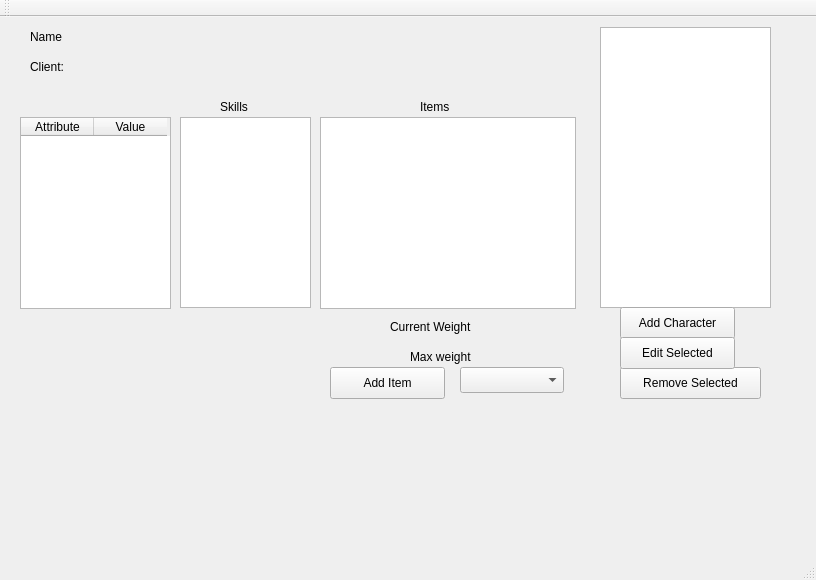
Old version of the form Server/serverwindow.ui in the repository ROLL-E/roll-e.
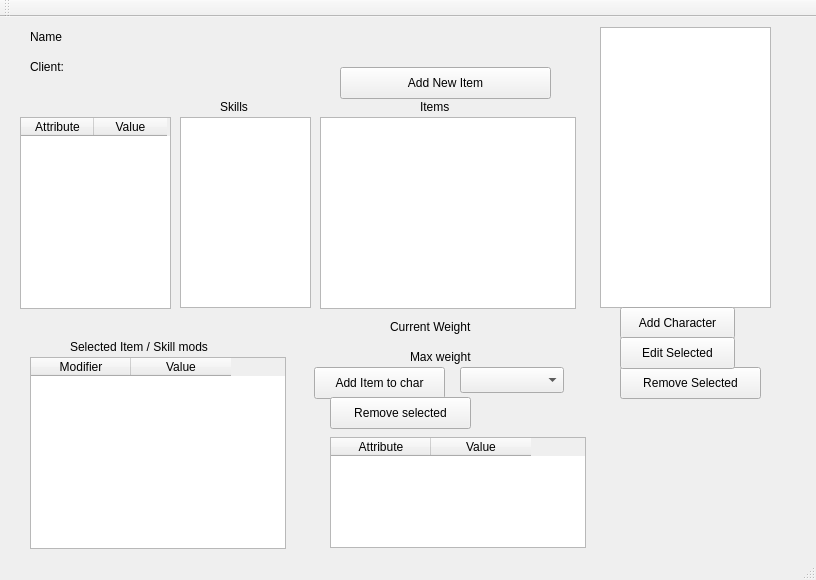
New version of the form.

```diff
--- a/Server/serverwindow.ui
+++ b/Server/serverwindow.ui
@@ -249,14 +249,93 @@
    <widget class="QPushButton" name="pushButton">
     <property name="geometry">
      <rect>
-      <x>330</x>
+      <x>314</x>
       <y>350</y>
-      <width>115</width>
+      <width>131</width>
       <height>32</height>
      </rect>
     </property>
     <property name="text">
-     <string>Add Item</string>
+     <string>Add Item to char</string>
+    </property>
+   </widget>
+   <widget class="QPushButton" name="remove_itemButton">
+    <property name="geometry">
+     <rect>
+      <x>330</x>
+      <y>380</y>
+      <width>141</width>
+      <height>32</height>
+     </rect>
+    </property>
+    <property name="text">
+     <string>Remove selected</string>
+    </property>
+   </widget>
+   <widget class="QLabel" name="label_5">
+    <property name="geometry">
+     <rect>
+      <x>70</x>
+      <y>320</y>
+      <width>181</width>
+      <height>19</height>
+     </rect>
+    </property>
+    <property name="text">
+     <string>Selected Item / Skill mods</string>
+    </property>
+   </widget>
+   <widget class="QTableWidget" name="entity_tableWidget">
+    <property name="geometry">
+     <rect>
+      <x>30</x>
+      <y>340</y>
+      <width>256</width>
+      <height>192</height>
+     </rect>
+    </property>
+    <column>
+     <property name="text">
+      <string>Modifier</string>
+     </property>
+    </column>
+    <column>
+     <property name="text">
+      <string>Value</string>
+     </property>
+    </column>
+   </widget>
+   <widget class="QTableWidget" name="tableWidget">
+    <property name="geometry">
+     <rect>
+      <x>330</x>
+      <y>420</y>
+      <width>256</width>
+      <height>111</height>
+     </rect>
+    </property>
+    <column>
+     <property name="text">
+      <string>Attribute</string>
+     </property>
+    </column>
+    <column>
+     <property name="text">
+      <string>Value</string>
+     </property>
+    </column>
+   </widget>
+   <widget class="QPushButton" name="pushButton_2">
+    <property name="geometry">
+     <rect>
+      <x>340</x>
+      <y>50</y>
+      <width>211</width>
+      <height>32</height>
+     </rect>
+    </property>
+    <property name="text">
+     <string>Add New Item</string>
     </property>
    </widget>
   </widget>
```
Left out of the diff: 2 changed lines with no effect on the pictures.
